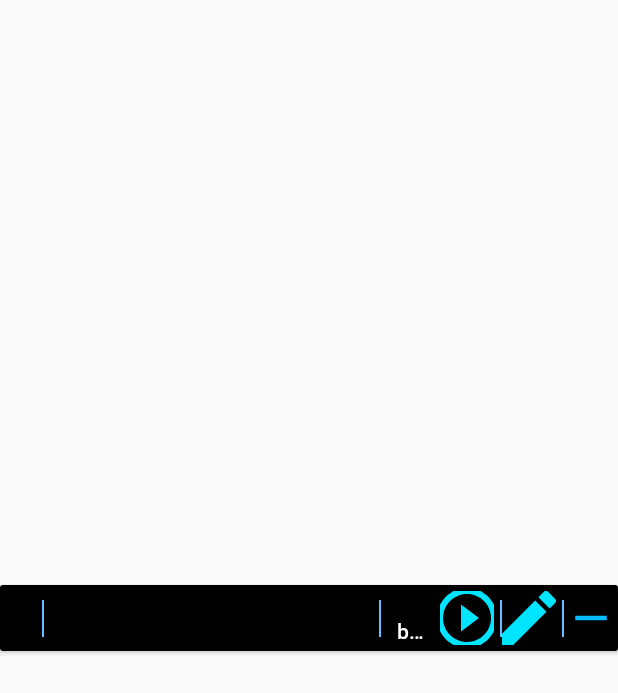
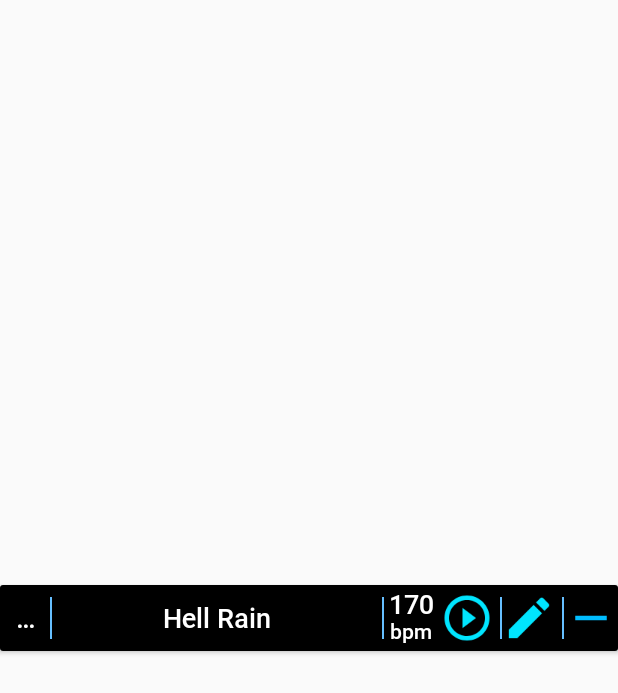
Before and after one commit to SuperBigBang/MusHelp, an Android app: the layout item_song_list.xml on its own in the app's theme, with its tools: preview values and no code run, on a phone screen of 412 x 824 dp. Shown: the top 693 px of the screen. Run offline under Robolectric (Android 15) with nearby library versions, the phone set to English and light mode, and no system bars.

Commit message:
feat: item song list on Recycler View adding realized

```diff
--- a/app/src/main/java/com/superbigbang/mushelp/model/NormalMultipleEntity.java
+++ b/app/src/main/java/com/superbigbang/mushelp/model/NormalMultipleEntity.java
@@ -2,7 +2,8 @@ package com.superbigbang.mushelp.model;
 
 public class NormalMultipleEntity {
 
-    public static final int SINGLE_TEXT = 1;
+    public static final int SET_LISTS = 1;
+    public static final int SONGS_LISTS = 4;
     public static final int SINGLE_IMG = 2;
     public static final int TEXT_IMG = 3;
 
--- a/app/src/main/java/com/superbigbang/mushelp/screen/topLevelActivity/TopLevelPresenter.java
+++ b/app/src/main/java/com/superbigbang/mushelp/screen/topLevelActivity/TopLevelPresenter.java
@@ -24,13 +24,13 @@ public class TopLevelPresenter extends MvpPresenter<TopLevelView> {
     }
 
     void showSetLists() {
-        mData = DataServer.getNormalMultipleEntities();
+        mData = DataServer.getSetListsMultipleEntities();
         DemoMultipleItemRvAdapter multipleItemAdapterSet = new DemoMultipleItemRvAdapter(mData);
         getViewState().showSetLists(multipleItemAdapterSet);
     }
 
     void showSongsLists() {
-        mData = DataServer.getNormalMultipleEntities();
+        mData = DataServer.getSongsMultipleEntities();
         DemoMultipleItemRvAdapter multipleItemAdapterSongs = new DemoMultipleItemRvAdapter(mData);
         getViewState().showSongsLists(multipleItemAdapterSongs);
     }
--- a/app/src/main/res/layout/activity_top_level.xml
+++ b/app/src/main/res/layout/activity_top_level.xml
@@ -34,9 +34,9 @@
         android:id="@+id/RecyclerSongsList"
         android:layout_width="0dp"
         android:layout_height="0dp"
-        android:layout_marginStart="8dp"
+        android:layout_marginStart="4dp"
         android:layout_marginTop="8dp"
-        android:layout_marginEnd="8dp"
+        android:layout_marginEnd="4dp"
         android:layout_marginBottom="8dp"
         android:scrollbars="none"
         app:layout_constraintBottom_toTopOf="@+id/newItemCircleButton"
--- a/app/src/main/res/layout/item_song_list.xml
+++ b/app/src/main/res/layout/item_song_list.xml
@@ -18,7 +18,7 @@
 
         <TextView
             android:id="@+id/songPosition"
-            android:layout_width="28sp"
+            android:layout_width="33sp"
             android:layout_height="wrap_content"
             android:ellipsize="end"
             android:fontFamily="@font/roboto_medium"
@@ -27,20 +27,22 @@
             android:maxLines="1"
             android:paddingStart="@dimen/dp_4"
             android:paddingEnd="@dimen/dp_4"
+            android:text="12"
             android:textColor="@color/textColorPrimary"
             android:textSize="18sp"
             android:textStyle="normal"
             app:layout_constraintBottom_toBottomOf="parent"
             app:layout_constraintStart_toStartOf="parent"
-            app:layout_constraintTop_toTopOf="parent" />
+            app:layout_constraintTop_toTopOf="parent"
+            app:layout_constraintVertical_bias="0.48000002" />
 
         <ImageView
             android:id="@+id/divider1"
             android:layout_width="1dp"
             android:layout_height="0dp"
-            android:layout_margin="0dp"
+            android:layout_marginTop="4dp"
+            android:layout_marginBottom="4dp"
             android:contentDescription="@string/divider"
-            android:padding="0dp"
             app:layout_constraintBottom_toBottomOf="@+id/songName"
             app:layout_constraintStart_toEndOf="@+id/songPosition"
             app:layout_constraintTop_toTopOf="@+id/songName"
@@ -53,8 +55,10 @@
             android:ellipsize="end"
             android:fontFamily="@font/roboto_medium"
             android:gravity="center"
+            android:minHeight="36dp"
             android:paddingStart="@dimen/dp_4"
             android:paddingEnd="@dimen/dp_4"
+            android:text="Hell Rain"
             android:textColor="@color/textColorPrimary"
             android:textSize="18sp"
             android:textStyle="normal"
@@ -67,9 +71,9 @@
             android:id="@+id/divider2"
             android:layout_width="1dp"
             android:layout_height="0dp"
-            android:layout_margin="0dp"
+            android:layout_marginTop="4dp"
+            android:layout_marginBottom="4dp"
             android:contentDescription="@string/divider"
-            android:padding="0dp"
             app:layout_constraintBottom_toBottomOf="@+id/songName"
             app:layout_constraintEnd_toStartOf="@+id/bpmEditMetro"
             app:layout_constraintTop_toTopOf="@+id/songName"
@@ -77,15 +81,14 @@
 
         <TextView
             android:id="@+id/bpmEditMetro"
-            android:layout_width="38sp"
+            android:layout_width="36sp"
             android:layout_height="wrap_content"
             android:ellipsize="end"
             android:fontFamily="@font/roboto_medium"
             android:gravity="center"
             android:maxLength="3"
             android:maxLines="1"
-            android:paddingStart="@dimen/dp_4"
-            android:paddingEnd="@dimen/dp_4"
+            android:text="170"
             android:textColor="@color/textColorPrimary"
             android:textSize="18sp"
             android:textStyle="normal"
@@ -96,14 +99,12 @@
 
         <TextView
             android:id="@+id/bpmText"
-            android:layout_width="36dp"
+            android:layout_width="43dp"
             android:layout_height="wrap_content"
             android:ellipsize="end"
             android:fontFamily="@font/roboto_medium"
             android:gravity="center"
             android:maxLines="1"
-            android:paddingStart="@dimen/dp_4"
-            android:paddingEnd="@dimen/dp_4"
             android:text="@string/bpm"
             android:textColor="@color/textColorPrimary"
             android:textSize="14sp"
@@ -121,6 +122,7 @@
             android:layout_marginEnd="4dp"
             android:background="@color/colorPrimary"
             android:contentDescription="@string/playpausebutton"
+            android:scaleType="fitCenter"
             app:layout_constraintBottom_toBottomOf="parent"
             app:layout_constraintEnd_toStartOf="@+id/divider3"
             app:layout_constraintTop_toTopOf="parent"
@@ -130,9 +132,9 @@
             android:id="@+id/divider3"
             android:layout_width="1dp"
             android:layout_height="0dp"
-            android:layout_margin="0dp"
+            android:layout_marginTop="4dp"
+            android:layout_marginBottom="4dp"
             android:contentDescription="@string/divider"
-            android:padding="0dp"
             app:layout_constraintBottom_toBottomOf="@+id/songName"
             app:layout_constraintEnd_toStartOf="@+id/editSongButton"
             app:layout_constraintTop_toTopOf="@+id/songName"
@@ -145,6 +147,7 @@
             android:layout_marginEnd="4dp"
             android:background="@color/colorPrimary"
             android:contentDescription="@string/editsongbutton"
+            android:scaleType="fitCenter"
             app:layout_constraintBottom_toBottomOf="parent"
             app:layout_constraintEnd_toStartOf="@+id/divider4"
             app:layout_constraintTop_toTopOf="parent"
@@ -154,9 +157,9 @@
             android:id="@+id/divider4"
             android:layout_width="1dp"
             android:layout_height="0dp"
-            android:layout_margin="0dp"
+            android:layout_marginTop="4dp"
+            android:layout_marginBottom="4dp"
             android:contentDescription="@string/divider"
-            android:padding="0dp"
             app:layout_constraintBottom_toBottomOf="@+id/songName"
             app:layout_constraintEnd_toStartOf="@+id/deleteSongButton"
             app:layout_constraintTop_toTopOf="@+id/songName"
```
Also changed, not shown: app/src/main/java/com/superbigbang/mushelp/adapter/DemoMultipleItemRvAdapter.java (+10 -5 lines), app/src/main/java/com/superbigbang/mushelp/adapter/provider/SetListItemProvider.java (added, +38 -0 lines), app/src/main/java/com/superbigbang/mushelp/adapter/provider/SongsListItemProvider.java (renamed from app/src/main/java/com/superbigbang/mushelp/adapter/provider/TextItemProvider.java, +5 -5 lines), app/src/main/java/com/superbigbang/mushelp/model/DataServer.java (+9 -2 lines).
